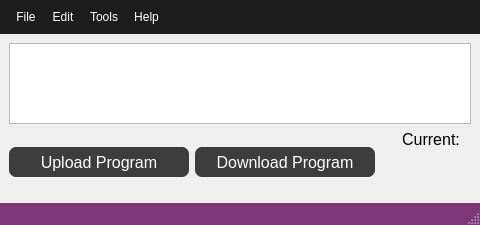
Before: the Qt Designer form src/ECM_gui/misc_dialogs/window_motion_profile.ui in dmherrington/ECM-Control-System, drawn with Qt 5.
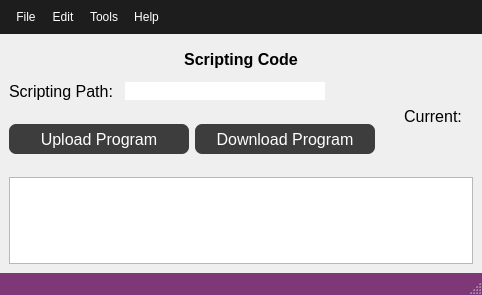
After: the same form once the commit is applied. Custom widgets are drawn as their Qt base class.

```diff
--- a/src/ECM_gui/misc_dialogs/window_motion_profile.ui
+++ b/src/ECM_gui/misc_dialogs/window_motion_profile.ui
@@ -6,8 +6,8 @@
    <rect>
     <x>0</x>
     <y>0</y>
-    <width>480</width>
-    <height>225</height>
+    <width>482</width>
+    <height>295</height>
    </rect>
   </property>
   <property name="windowTitle">
@@ -131,36 +131,157 @@
 }</string>
   </property>
   <widget class="QWidget" name="centralwidget">
-   <layout class="QGridLayout" name="gridLayout_2">
+   <layout class="QGridLayout" name="gridLayout_3">
     <item row="0" column="0">
-     <widget class="CodeEditWidget" name="codeTextEdit"/>
+     <layout class="QHBoxLayout" name="horizontalLayout_6">
+      <item>
+       <spacer name="horizontalSpacer_4">
+        <property name="orientation">
+         <enum>Qt::Horizontal</enum>
+        </property>
+        <property name="sizeHint" stdset="0">
+         <size>
+          <width>40</width>
+          <height>20</height>
+         </size>
+        </property>
+       </spacer>
+      </item>
+      <item>
+       <layout class="QGridLayout" name="gridLayout_4">
+        <item row="0" column="0">
+         <widget class="QLabel" name="label_ManualControl">
+          <property name="sizePolicy">
+           <sizepolicy hsizetype="MinimumExpanding" vsizetype="Fixed">
+            <horstretch>0</horstretch>
+            <verstretch>0</verstretch>
+           </sizepolicy>
+          </property>
+          <property name="minimumSize">
+           <size>
+            <width>0</width>
+            <height>32</height>
+           </size>
+          </property>
+          <property name="maximumSize">
+           <size>
+            <width>16777215</width>
+            <height>32</height>
+           </size>
+          </property>
+          <property name="font">
+           <font>
+            <pointsize>12</pointsize>
+            <weight>75</weight>
+            <bold>true</bold>
+           </font>
+          </property>
+          <property name="text">
+           <string>Scripting Code</string>
+          </property>
+          <property name="alignment">
+           <set>Qt::AlignCenter</set>
+          </property>
+         </widget>
+        </item>
+       </layout>
+      </item>
+      <item>
+       <spacer name="horizontalSpacer_5">
+        <property name="orientation">
+         <enum>Qt::Horizontal</enum>
+        </property>
+        <property name="sizeHint" stdset="0">
+         <size>
+          <width>40</width>
+          <height>20</height>
+         </size>
+        </property>
+       </spacer>
+      </item>
+     </layout>
     </item>
     <item row="1" column="0">
+     <layout class="QGridLayout" name="gridLayout_2">
+      <property name="sizeConstraint">
+       <enum>QLayout::SetDefaultConstraint</enum>
+      </property>
+      <item row="0" column="1">
+       <spacer name="horizontalSpacer_6">
+        <property name="orientation">
+         <enum>Qt::Horizontal</enum>
+        </property>
+        <property name="sizeHint" stdset="0">
+         <size>
+          <width>40</width>
+          <height>20</height>
+         </size>
+        </property>
+       </spacer>
+      </item>
+      <item row="0" column="0">
+       <layout class="QHBoxLayout" name="horizontalLayout">
+        <item>
+         <widget class="QLabel" name="label">
+          <property name="sizePolicy">
+           <sizepolicy hsizetype="MinimumExpanding" vsizetype="MinimumExpanding">
+            <horstretch>0</horstretch>
+            <verstretch>0</verstretch>
+           </sizepolicy>
+          </property>
+          <property name="minimumSize">
+           <size>
+            <width>110</width>
+            <height>18</height>
+           </size>
+          </property>
+          <property name="maximumSize">
+           <size>
+            <width>110</width>
+            <height>18</height>
+           </size>
+          </property>
+          <property name="font">
+           <font>
+            <pointsize>12</pointsize>
+           </font>
+          </property>
+          <property name="text">
+           <string>Scripting Path:</string>
+          </property>
+         </widget>
+        </item>
+        <item>
+         <widget class="QLineEdit" name="lineEdit">
+          <property name="sizePolicy">
+           <sizepolicy hsizetype="MinimumExpanding" vsizetype="MinimumExpanding">
+            <horstretch>0</horstretch>
+            <verstretch>0</verstretch>
+           </sizepolicy>
+          </property>
+          <property name="minimumSize">
+           <size>
+            <width>200</width>
+            <height>18</height>
+           </size>
+          </property>
+          <property name="maximumSize">
+           <size>
+            <width>400</width>
+            <height>18</height>
+           </size>
+          </property>
+          <property name="font">
+           <font>
+            <pointsize>12</pointsize>
+           </font>
+          </property>
+         </widget>
+        </item>
+       </layout>
+      </item>
+      <item row="1" column="0" colspan="2">
      <layout class="QGridLayout" name="gridLayout">
-      <item row="0" column="0">
-       <widget class="QPushButton" name="pushButton_UploadProgram">
-        <property name="sizePolicy">
-         <sizepolicy hsizetype="Fixed" vsizetype="Fixed">
-          <horstretch>0</horstretch>
-          <verstretch>0</verstretch>
-         </sizepolicy>
-        </property>
-        <property name="minimumSize">
-         <size>
-          <width>180</width>
-          <height>30</height>
-         </size>
-        </property>
-        <property name="font">
-         <font>
-          <pointsize>12</pointsize>
-         </font>
-        </property>
-        <property name="text">
-         <string>Upload Program</string>
-        </property>
-       </widget>
-      </item>
       <item row="0" column="1">
        <widget class="QPushButton" name="pushButton_DownloadProgram">
         <property name="sizePolicy">
@@ -175,6 +296,12 @@
           <height>30</height>
          </size>
         </property>
+          <property name="maximumSize">
+           <size>
+            <width>16777215</width>
+            <height>30</height>
+           </size>
+          </property>
         <property name="font">
          <font>
           <pointsize>12</pointsize>
@@ -185,6 +312,36 @@
         </property>
        </widget>
       </item>
+        <item row="0" column="0">
+         <widget class="QPushButton" name="pushButton_UploadProgram">
+          <property name="sizePolicy">
+           <sizepolicy hsizetype="Fixed" vsizetype="Fixed">
+            <horstretch>0</horstretch>
+            <verstretch>0</verstretch>
+           </sizepolicy>
+          </property>
+          <property name="minimumSize">
+           <size>
+            <width>180</width>
+            <height>30</height>
+           </size>
+          </property>
+          <property name="maximumSize">
+           <size>
+            <width>16777215</width>
+            <height>30</height>
+           </size>
+          </property>
+          <property name="font">
+           <font>
+            <pointsize>12</pointsize>
+           </font>
+          </property>
+          <property name="text">
+           <string>Upload Program</string>
+          </property>
+         </widget>
+        </item>
       <item row="0" column="2">
        <spacer name="horizontalSpacer_3">
         <property name="orientation">
@@ -296,13 +453,18 @@
      </layout>
     </item>
    </layout>
+    </item>
+    <item row="2" column="0">
+     <widget class="CodeEditWidget" name="codeTextEdit"/>
+    </item>
+   </layout>
   </widget>
   <widget class="QMenuBar" name="menubar">
    <property name="geometry">
     <rect>
      <x>0</x>
      <y>0</y>
-     <width>480</width>
+     <width>482</width>
      <height>40</height>
     </rect>
    </property>
```
Lines whose indentation alone changed are shown as unchanged.
